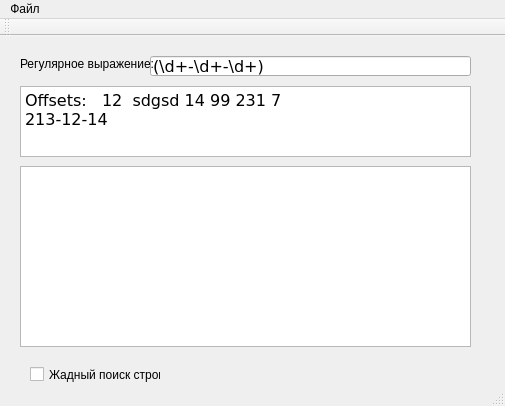
First picture: the form in lesson_9/QRegExp/mainwindow.ui, repository Chuvi-w/cpp, before the edit.
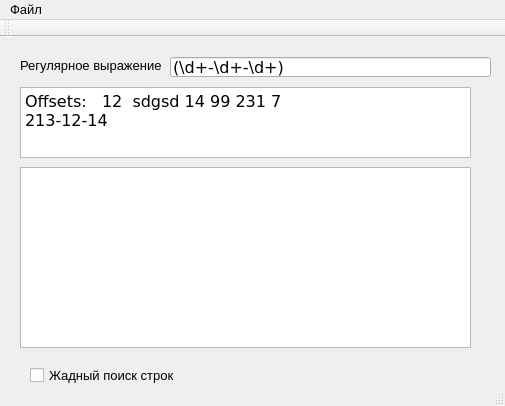
Second picture: the form after the edit.

Patch:
```diff
--- a/lesson_9/QRegExp/mainwindow.ui
+++ b/lesson_9/QRegExp/mainwindow.ui
@@ -10,6 +10,11 @@
     <height>406</height>
    </rect>
   </property>
+  <property name="font">
+   <font>
+    <pointsize>10</pointsize>
+   </font>
+  </property>
   <property name="windowTitle">
    <string>Поиск номеров телефонов</string>
   </property>
@@ -17,7 +22,7 @@
    <widget class="QLineEdit" name="regExpEdit">
     <property name="geometry">
      <rect>
-      <x>150</x>
+      <x>170</x>
       <y>20</y>
       <width>321</width>
       <height>20</height>
@@ -87,7 +92,7 @@
      <rect>
       <x>30</x>
       <y>330</y>
-      <width>131</width>
+      <width>221</width>
       <height>17</height>
      </rect>
     </property>
```
Left out of the diff: 6 changed lines with no effect on the pictures.
